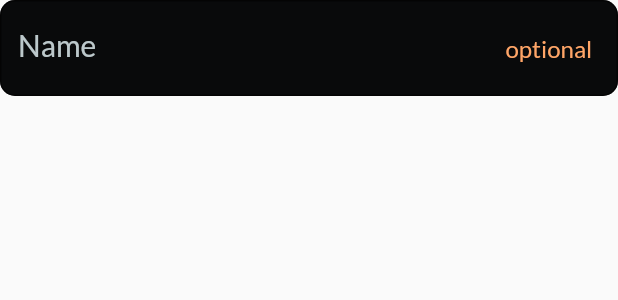
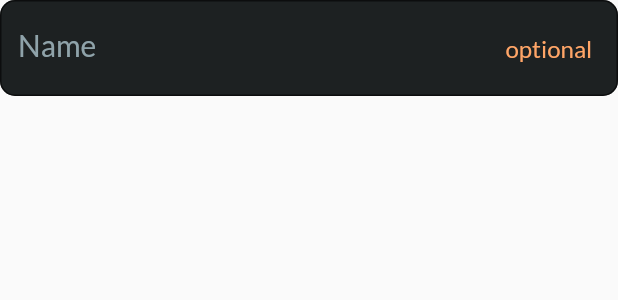
Before and after one commit to timostermann/skm, a Flutter app: the SkTextField widget shown alone on an empty page, opened directly, on a phone screen of 412 x 824 dp. Shown: the top 300 px of the screen. Run offline on Flutter 3.47's test engine with Material 2 defaults, Android fonts, the phone set to English and light mode, and no system bars; our stand-ins replace bloc, flutter_form_builder, flutter_svg.

Commit message:
[PBTO-19] changes on text-field

```diff
--- a/lib/components/sk_button.dart
+++ b/lib/components/sk_button.dart
@@ -6,8 +6,8 @@ class SkButton extends StatelessWidget {
   final Widget _child;
 
   SkButton({
-    required onTap,
-    required child,
+    required void Function() onTap,
+    required Widget child,
   })  : _onTap = onTap,
         _child = child;
 
--- a/lib/components/sk_text_field.dart
+++ b/lib/components/sk_text_field.dart
@@ -1,5 +1,6 @@
 import 'package:flutter/material.dart';
 import 'package:flutter_form_builder/flutter_form_builder.dart';
+import 'package:flutter_svg/svg.dart';
 import '../styles.dart';
 
 class SkTextField extends StatelessWidget {
@@ -8,9 +9,9 @@ class SkTextField extends StatelessWidget {
   final bool _optional;
 
   const SkTextField({
-    required name,
-    required label,
-    required optional,
+    required String name,
+    required String label,
+    required bool optional,
   })  : _name = name,
         _label = label,
         _optional = optional;
@@ -26,9 +27,9 @@ class SkTextField extends StatelessWidget {
       ),
       decoration: InputDecoration(
         filled: true,
-        fillColor: SkColors.main800,
+        fillColor: SkColors.main700,
         labelStyle: TextStyle(
-          color: SkColors.main400,
+          color: SkColors.main500,
         ),
         labelText: _label,
         focusedBorder: OutlineInputBorder(
--- /dev/null
+++ b/lib/screens/bloc/customer_event.dart
@@ -0,0 +1,4 @@
+part of 'customer_bloc.dart';
+
+@immutable
+abstract class CustomerEvent {}
--- /dev/null
+++ b/lib/screens/bloc/customer_state.dart
@@ -0,0 +1,6 @@
+part of 'customer_bloc.dart';
+
+@immutable
+abstract class CustomerState {}
+
+class CustomerInitial extends CustomerState {}
--- a/pubspec.yaml
+++ b/pubspec.yaml
@@ -11,13 +11,16 @@ dependencies:
     sdk: flutter
   flutter_form_builder: ^6.0.1
   flutter_svg:
-
+  flutter_bloc:
+  bloc:
 
 cupertino_icons: ^1.0.2
 
 dev_dependencies:
   flutter_test:
     sdk: flutter
+
+  bloc_test:
 
 flutter:
 
```
Also changed, not shown: lib/screens/bloc/customer_bloc.dart (added, +18 -0 lines), lib/screens/customer_screen.dart (+9 -1 lines), assets/icons/circled_tick.svg (added), assets/icons/icons8-geprüft.svg (added), pubspec.lock.
